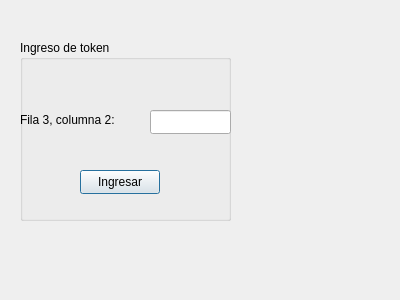
Qt form Interfaz/token.ui (Los-Pollitos/PI-Redes-Sistemas-Operativos) before a commit.
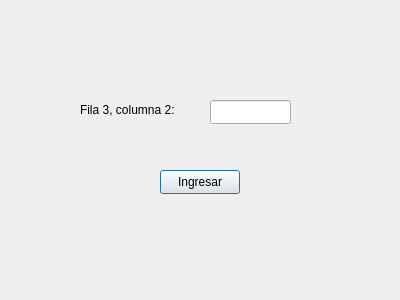
The same form after that commit.

Commit message: Arreglo en acomodo de token, intento de liberación de memoria y ahora para aceptar solicitudes se revisa la contraseña real del usuario

The edit to the form file:
```diff
--- a/Interfaz/token.ui
+++ b/Interfaz/token.ui
@@ -13,23 +13,11 @@
   <property name="windowTitle">
    <string>Token</string>
   </property>
-  <widget class="QGroupBox" name="groupBox">
-   <property name="geometry">
-    <rect>
-     <x>20</x>
-     <y>40</y>
-     <width>211</width>
-     <height>181</height>
-    </rect>
-   </property>
-   <property name="title">
-    <string>Ingreso de token</string>
-   </property>
    <widget class="QLabel" name="indicacion_label">
     <property name="geometry">
      <rect>
-      <x>0</x>
-      <y>70</y>
+     <x>80</x>
+     <y>100</y>
       <width>121</width>
       <height>20</height>
      </rect>
@@ -41,8 +29,8 @@
    <widget class="QLineEdit" name="token_input">
     <property name="geometry">
      <rect>
-      <x>130</x>
-      <y>70</y>
+     <x>210</x>
+     <y>100</y>
       <width>81</width>
       <height>24</height>
      </rect>
@@ -51,8 +39,8 @@
    <widget class="QPushButton" name="validate_label">
     <property name="geometry">
      <rect>
-      <x>60</x>
-      <y>130</y>
+     <x>160</x>
+     <y>170</y>
       <width>80</width>
       <height>24</height>
      </rect>
@@ -60,7 +48,6 @@
     <property name="text">
      <string>Ingresar</string>
     </property>
-   </widget>
   </widget>
  </widget>
  <resources/>
```
Lines whose indentation alone changed are shown as unchanged. The commit also changes 6 other files.
